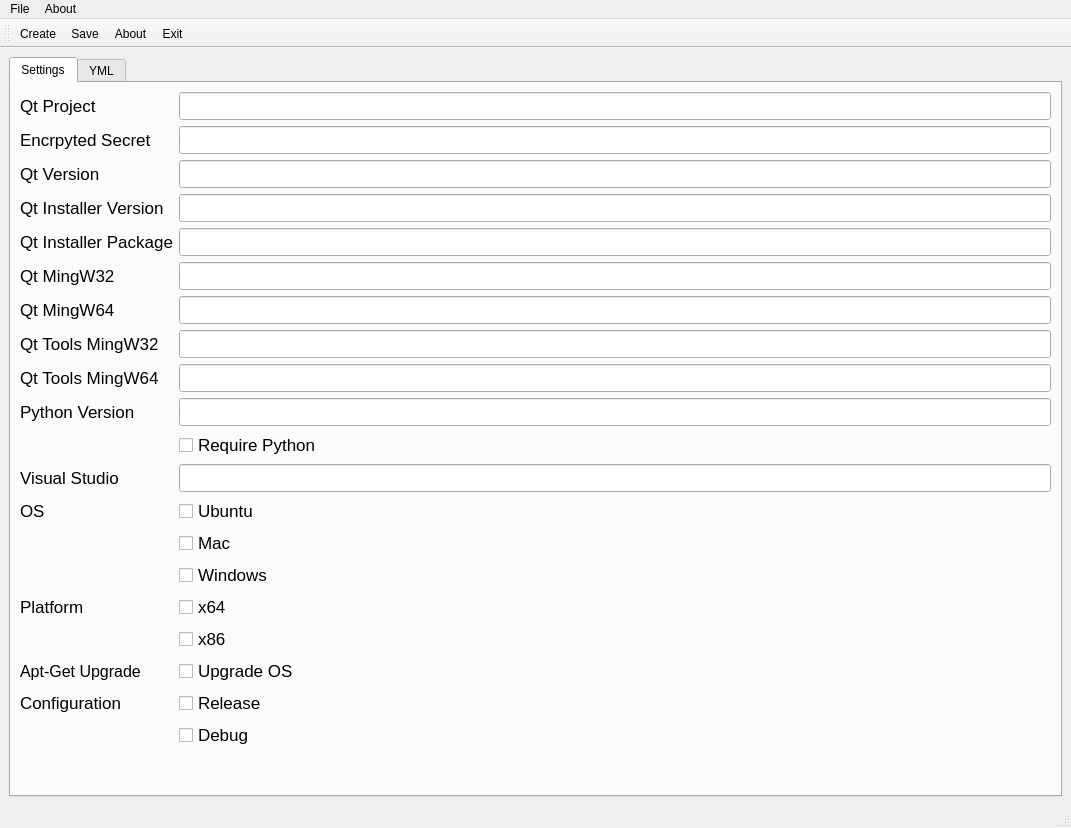
This is mainwindow.ui in Light-Wizzard/QtAppVeyor as Qt 5 draws it before an edit. The edited form follows.
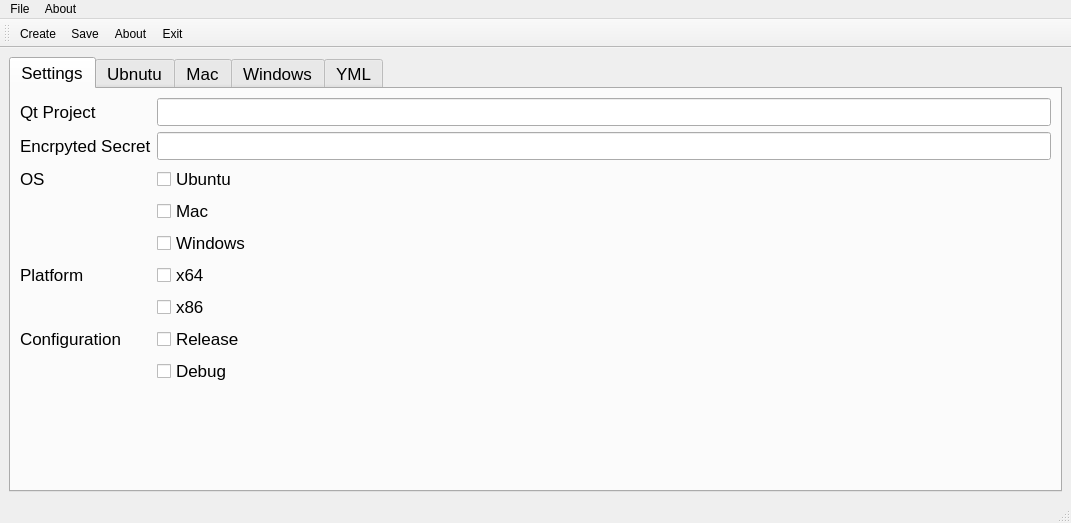
This is the edited form. Icons and pictures are not drawn.

```diff
--- a/mainwindow.ui
+++ b/mainwindow.ui
@@ -7,7 +7,7 @@
     <x>0</x>
     <y>0</y>
     <width>1071</width>
-    <height>828</height>
+    <height>523</height>
    </rect>
   </property>
   <property name="windowTitle">
@@ -17,6 +17,11 @@
    <layout class="QVBoxLayout" name="verticalLayout">
     <item>
      <widget class="QTabWidget" name="tabWidget">
+      <property name="font">
+       <font>
+        <pointsize>13</pointsize>
+       </font>
+      </property>
       <property name="currentIndex">
        <number>0</number>
       </property>
@@ -48,20 +53,20 @@
             </property>
            </widget>
           </item>
-          <item row="4" column="0">
-           <widget class="QLabel" name="labelSettingsQtInstallerPackage">
+          <item row="1" column="0">
+           <widget class="QLabel" name="labelSettingsSecret">
             <property name="font">
              <font>
               <pointsize>13</pointsize>
              </font>
             </property>
             <property name="text">
-             <string>Qt Installer Package</string>
+             <string>Encrpyted Secret</string>
             </property>
            </widget>
           </item>
-          <item row="4" column="1">
-           <widget class="QLineEdit" name="lineEditSettingsQtInstallerPackage">
+          <item row="1" column="1">
+           <widget class="QLineEdit" name="lineEditSettingsSecret">
             <property name="font">
              <font>
               <pointsize>13</pointsize>
@@ -69,7 +74,7 @@
             </property>
            </widget>
           </item>
-          <item row="12" column="0">
+          <item row="2" column="0">
            <widget class="QLabel" name="labelSettingsOS">
             <property name="font">
              <font>
@@ -81,7 +86,7 @@
             </property>
            </widget>
           </item>
-          <item row="12" column="1">
+          <item row="2" column="1">
            <widget class="QCheckBox" name="checkBoxSettingsUbuntu">
             <property name="font">
              <font>
@@ -93,7 +98,7 @@
             </property>
            </widget>
           </item>
-          <item row="13" column="1">
+          <item row="3" column="1">
            <widget class="QCheckBox" name="checkBoxSettingsMac">
             <property name="font">
              <font>
@@ -105,7 +110,7 @@
             </property>
            </widget>
           </item>
-          <item row="14" column="1">
+          <item row="4" column="1">
            <widget class="QCheckBox" name="checkBoxSettingsWindows">
             <property name="font">
              <font>
@@ -117,202 +122,7 @@
             </property>
            </widget>
           </item>
-          <item row="2" column="0">
-           <widget class="QLabel" name="labelSettingsQtVersion">
-            <property name="font">
-             <font>
-              <pointsize>13</pointsize>
-             </font>
-            </property>
-            <property name="text">
-             <string>Qt Version</string>
-            </property>
-           </widget>
-          </item>
-          <item row="2" column="1">
-           <widget class="QLineEdit" name="lineEditSettingsQtVersion">
-            <property name="font">
-             <font>
-              <pointsize>13</pointsize>
-             </font>
-            </property>
-           </widget>
-          </item>
-          <item row="5" column="1">
-           <widget class="QLineEdit" name="lineEditSettingsMingW32">
-            <property name="font">
-             <font>
-              <pointsize>13</pointsize>
-             </font>
-            </property>
-           </widget>
-          </item>
           <item row="5" column="0">
-           <widget class="QLabel" name="labelSettingsMingW32">
-            <property name="font">
-             <font>
-              <pointsize>13</pointsize>
-             </font>
-            </property>
-            <property name="text">
-             <string>Qt MingW32</string>
-            </property>
-           </widget>
-          </item>
-          <item row="3" column="0">
-           <widget class="QLabel" name="labelSettingsQtInstallerVersion">
-            <property name="font">
-             <font>
-              <pointsize>13</pointsize>
-             </font>
-            </property>
-            <property name="text">
-             <string>Qt Installer Version</string>
-            </property>
-           </widget>
-          </item>
-          <item row="3" column="1">
-           <widget class="QLineEdit" name="lineEditSettingsQtInstallerVersion">
-            <property name="font">
-             <font>
-              <pointsize>13</pointsize>
-             </font>
-            </property>
-           </widget>
-          </item>
-          <item row="6" column="0">
-           <widget class="QLabel" name="labelSettingsMingW64">
-            <property name="font">
-             <font>
-              <pointsize>13</pointsize>
-             </font>
-            </property>
-            <property name="text">
-             <string>Qt MingW64</string>
-            </property>
-           </widget>
-          </item>
-          <item row="6" column="1">
-           <widget class="QLineEdit" name="lineEditSettingsMingW64">
-            <property name="font">
-             <font>
-              <pointsize>13</pointsize>
-             </font>
-            </property>
-           </widget>
-          </item>
-          <item row="7" column="0">
-           <widget class="QLabel" name="labelSettingsQtToolsMingW32">
-            <property name="font">
-             <font>
-              <pointsize>13</pointsize>
-             </font>
-            </property>
-            <property name="text">
-             <string>Qt Tools MingW32</string>
-            </property>
-           </widget>
-          </item>
-          <item row="7" column="1">
-           <widget class="QLineEdit" name="lineEditSettingsQtToolsMingW32">
-            <property name="font">
-             <font>
-              <pointsize>13</pointsize>
-             </font>
-            </property>
-           </widget>
-          </item>
-          <item row="8" column="0">
-           <widget class="QLabel" name="labelSettingsQtToolsMingW64">
-            <property name="font">
-             <font>
-              <pointsize>13</pointsize>
-             </font>
-            </property>
-            <property name="text">
-             <string>Qt Tools MingW64</string>
-            </property>
-           </widget>
-          </item>
-          <item row="8" column="1">
-           <widget class="QLineEdit" name="lineEditSettingsQtToolsMingW64">
-            <property name="font">
-             <font>
-              <pointsize>13</pointsize>
-             </font>
-            </property>
-           </widget>
-          </item>
-          <item row="9" column="0">
-           <widget class="QLabel" name="labelSettingsPythonVersion">
-            <property name="font">
-             <font>
-              <pointsize>13</pointsize>
-             </font>
-            </property>
-            <property name="text">
-             <string>Python Version</string>
-            </property>
-           </widget>
-          </item>
-          <item row="9" column="1">
-           <widget class="QLineEdit" name="lineEditSettingsPythonVersion">
-            <property name="font">
-             <font>
-              <pointsize>13</pointsize>
-             </font>
-            </property>
-           </widget>
-          </item>
-          <item row="17" column="0">
-           <widget class="QLabel" name="labelSettingsUpgradeUbuntu">
-            <property name="font">
-             <font>
-              <pointsize>12</pointsize>
-             </font>
-            </property>
-            <property name="text">
-             <string>Apt-Get Upgrade</string>
-            </property>
-           </widget>
-          </item>
-          <item row="17" column="1">
-           <widget class="QCheckBox" name="checkBoxSettingsUpgrade">
-            <property name="font">
-             <font>
-              <pointsize>13</pointsize>
-             </font>
-            </property>
-            <property name="text">
-             <string>Upgrade OS</string>
-            </property>
-           </widget>
-          </item>
-          <item row="19" column="1">
-           <widget class="QCheckBox" name="checkBoxSettingsConfigurationDebug">
-            <property name="font">
-             <font>
-              <pointsize>13</pointsize>
-             </font>
-            </property>
-            <property name="text">
-             <string>Debug</string>
-            </property>
-           </widget>
-          </item>
-          <item row="18" column="1">
-           <widget class="QCheckBox" name="checkBoxSettingsConfigurationRelease">
-            <property name="font">
-             <font>
-              <pointsize>13</pointsize>
-             </font>
-            </property>
-            <property name="text">
-             <string>Release</string>
-            </property>
-           </widget>
-          </item>
-          <item row="15" column="0">
            <widget class="QLabel" name="labelSettingsPlatform">
             <property name="font">
              <font>
@@ -324,19 +134,7 @@
             </property>
            </widget>
           </item>
-          <item row="16" column="1">
-           <widget class="QCheckBox" name="checkBoxSettingsPlatformX86">
-            <property name="font">
-             <font>
-              <pointsize>13</pointsize>
-             </font>
-            </property>
-            <property name="text">
-             <string>x86</string>
-            </property>
-           </widget>
-          </item>
-          <item row="15" column="1">
+          <item row="5" column="1">
            <widget class="QCheckBox" name="checkBoxSettingsPlatformX64">
             <property name="font">
              <font>
@@ -348,61 +146,19 @@
             </property>
            </widget>
           </item>
-          <item row="11" column="0">
-           <widget class="QLabel" name="labelSettingsVisualStudio">
+          <item row="6" column="1">
+           <widget class="QCheckBox" name="checkBoxSettingsPlatformX86">
             <property name="font">
              <font>
               <pointsize>13</pointsize>
              </font>
             </property>
             <property name="text">
-             <string>Visual Studio</string>
+             <string>x86</string>
             </property>
            </widget>
           </item>
-          <item row="11" column="1">
-           <widget class="QLineEdit" name="lineEditSettingsVisualStudio">
-            <property name="font">
-             <font>
-              <pointsize>13</pointsize>
-             </font>
-            </property>
-           </widget>
-          </item>
-          <item row="1" column="0">
-           <widget class="QLabel" name="labelSettingsSecret">
-            <property name="font">
-             <font>
-              <pointsize>13</pointsize>
-             </font>
-            </property>
-            <property name="text">
-             <string>Encrpyted Secret</string>
-            </property>
-           </widget>
-          </item>
-          <item row="1" column="1">
-           <widget class="QLineEdit" name="lineEditSettingsSecret">
-            <property name="font">
-             <font>
-              <pointsize>13</pointsize>
-             </font>
-            </property>
-           </widget>
-          </item>
-          <item row="10" column="1">
-           <widget class="QCheckBox" name="checkBoxSettingsPython">
-            <property name="font">
-             <font>
-              <pointsize>13</pointsize>
-             </font>
-            </property>
-            <property name="text">
-             <string>Require Python</string>
-            </property>
-           </widget>
-          </item>
-          <item row="18" column="0">
+          <item row="7" column="0">
            <widget class="QLabel" name="labelSettingsConfiguration">
             <property name="font">
              <font>
@@ -411,6 +167,303 @@
             </property>
             <property name="text">
              <string>Configuration</string>
+            </property>
+           </widget>
+          </item>
+          <item row="7" column="1">
+           <widget class="QCheckBox" name="checkBoxSettingsConfigurationRelease">
+            <property name="font">
+             <font>
+              <pointsize>13</pointsize>
+             </font>
+            </property>
+            <property name="text">
+             <string>Release</string>
+            </property>
+           </widget>
+          </item>
+          <item row="8" column="1">
+           <widget class="QCheckBox" name="checkBoxSettingsConfigurationDebug">
+            <property name="font">
+             <font>
+              <pointsize>13</pointsize>
+             </font>
+            </property>
+            <property name="text">
+             <string>Debug</string>
+            </property>
+           </widget>
+          </item>
+         </layout>
+        </item>
+       </layout>
+      </widget>
+      <widget class="QWidget" name="tabUbuntu">
+       <attribute name="title">
+        <string>Ubnutu</string>
+       </attribute>
+       <layout class="QVBoxLayout" name="verticalLayout_4">
+        <item>
+         <layout class="QFormLayout" name="formLayout_2">
+          <item row="0" column="0">
+           <widget class="QLabel" name="labelSettingsQtVersionUbuntu">
+            <property name="text">
+             <string>Qt Version</string>
+            </property>
+           </widget>
+          </item>
+          <item row="0" column="1">
+           <widget class="QLineEdit" name="lineEditSettingsQtVersionUbuntu"/>
+          </item>
+          <item row="1" column="0">
+           <widget class="QLabel" name="labelSettingsQtInstallerVersionUbuntu">
+            <property name="text">
+             <string>Qt Installer Version</string>
+            </property>
+           </widget>
+          </item>
+          <item row="1" column="1">
+           <widget class="QLineEdit" name="lineEditSettingsQtInstallerVersionUbuntu"/>
+          </item>
+          <item row="2" column="0">
+           <widget class="QLabel" name="labelSettingsQtInstallerPackageUbuntu">
+            <property name="text">
+             <string>Qt Installer Package</string>
+            </property>
+           </widget>
+          </item>
+          <item row="2" column="1">
+           <widget class="QLineEdit" name="lineEditSettingsQtInstallerPackageUbuntu"/>
+          </item>
+          <item row="3" column="0">
+           <widget class="QLabel" name="labelSettingsPythonVersionUbuntu">
+            <property name="text">
+             <string>Python Version</string>
+            </property>
+           </widget>
+          </item>
+          <item row="3" column="1">
+           <widget class="QLineEdit" name="lineEditSettingsPythonVersionUbuntu"/>
+          </item>
+          <item row="4" column="0">
+           <widget class="QLabel" name="label">
+            <property name="text">
+             <string>TextLabel</string>
+            </property>
+           </widget>
+          </item>
+          <item row="4" column="1">
+           <widget class="QCheckBox" name="checkBoxSettingsPythonUbuntu">
+            <property name="text">
+             <string>Python Required</string>
+            </property>
+           </widget>
+          </item>
+          <item row="5" column="0">
+           <widget class="QLabel" name="labelSettingsUpgradeUbuntu">
+            <property name="text">
+             <string>OS Upgrade</string>
+            </property>
+           </widget>
+          </item>
+          <item row="5" column="1">
+           <widget class="QCheckBox" name="checkBoxSettingsUpgradeUbuntu">
+            <property name="text">
+             <string>Ubuntu Upgrade</string>
+            </property>
+           </widget>
+          </item>
+         </layout>
+        </item>
+       </layout>
+      </widget>
+      <widget class="QWidget" name="tabMac">
+       <attribute name="title">
+        <string>Mac</string>
+       </attribute>
+       <layout class="QVBoxLayout" name="verticalLayout_5">
+        <item>
+         <layout class="QFormLayout" name="formLayout_3">
+          <item row="0" column="0">
+           <widget class="QLabel" name="labelSettingsQtVersionMac">
+            <property name="text">
+             <string>Qt Version</string>
+            </property>
+           </widget>
+          </item>
+          <item row="0" column="1">
+           <widget class="QLineEdit" name="lineEditSettingsQtVersionMac"/>
+          </item>
+          <item row="1" column="0">
+           <widget class="QLabel" name="labelSettingsQtInstallerVersionMac">
+            <property name="text">
+             <string>Qt Installer Version</string>
+            </property>
+           </widget>
+          </item>
+          <item row="1" column="1">
+           <widget class="QLineEdit" name="lineEditSettingsQtInstallerVersionMac"/>
+          </item>
+          <item row="2" column="0">
+           <widget class="QLabel" name="labelSettingsQtInstallerPackageMac">
+            <property name="text">
+             <string>Qt Installer Package</string>
+            </property>
+           </widget>
+          </item>
+          <item row="2" column="1">
+           <widget class="QLineEdit" name="lineEditSettingsQtInstallerPackageMac"/>
+          </item>
+          <item row="3" column="0">
+           <widget class="QLabel" name="labelSettingsPythonVersionMac">
+            <property name="text">
+             <string>Python Version</string>
+            </property>
+           </widget>
+          </item>
+          <item row="3" column="1">
+           <widget class="QLineEdit" name="lineEditSettingsPythonVersionMac"/>
+          </item>
+          <item row="4" column="0">
+           <widget class="QLabel" name="label_2">
+            <property name="text">
+             <string>TextLabel</string>
+            </property>
+           </widget>
+          </item>
+          <item row="4" column="1">
+           <widget class="QCheckBox" name="checkBoxSettingsPythonMac">
+            <property name="text">
+             <string>Python Required</string>
+            </property>
+           </widget>
+          </item>
+          <item row="5" column="0">
+           <widget class="QLabel" name="labelSettingsUpgradeMac">
+            <property name="text">
+             <string>OS Upgrade</string>
+            </property>
+           </widget>
+          </item>
+          <item row="5" column="1">
+           <widget class="QCheckBox" name="checkBoxSettingsUpgradeMac">
+            <property name="text">
+             <string>Mac Upgrade</string>
+            </property>
+           </widget>
+          </item>
+         </layout>
+        </item>
+       </layout>
+      </widget>
+      <widget class="QWidget" name="tabWindows">
+       <attribute name="title">
+        <string>Windows</string>
+       </attribute>
+       <layout class="QVBoxLayout" name="verticalLayout_6">
+        <item>
+         <layout class="QFormLayout" name="formLayout_4">
+          <item row="0" column="0">
+           <widget class="QLabel" name="labelSettingsQtVersionWindows">
+            <property name="text">
+             <string>Qt Version</string>
+            </property>
+           </widget>
+          </item>
+          <item row="0" column="1">
+           <widget class="QLineEdit" name="lineEditSettingsQtVersionWindows"/>
+          </item>
+          <item row="1" column="0">
+           <widget class="QLabel" name="labelSettingsQtInstallerVersionWindows">
+            <property name="text">
+             <string>Qt Installer Version</string>
+            </property>
+           </widget>
+          </item>
+          <item row="1" column="1">
+           <widget class="QLineEdit" name="lineEditSettingsQtInstallerVersionWindows"/>
+          </item>
+          <item row="2" column="0">
+           <widget class="QLabel" name="labelSettingsQtInstallerPackageWindows">
+            <property name="text">
+             <string>Qt Installer Package</string>
+            </property>
+           </widget>
+          </item>
+          <item row="2" column="1">
+           <widget class="QLineEdit" name="lineEditSettingsQtInstallerPackageWindows"/>
+          </item>
+          <item row="3" column="0">
+           <widget class="QLabel" name="labelSettingsMingW32Windows">
+            <property name="text">
+             <string>Qt MingW32</string>
+            </property>
+           </widget>
+          </item>
+          <item row="3" column="1">
+           <widget class="QLineEdit" name="lineEditSettingsMingW32Windows"/>
+          </item>
+          <item row="4" column="0">
+           <widget class="QLabel" name="labelSettingsMingW64Windows">
+            <property name="text">
+             <string>Qt MingW64</string>
+            </property>
+           </widget>
+          </item>
+          <item row="4" column="1">
+           <widget class="QLineEdit" name="lineEditSettingsMingW64Windows"/>
+          </item>
+          <item row="5" column="0">
+           <widget class="QLabel" name="labelSettingsQtToolsMingW32Wndows">
+            <property name="text">
+             <string>Qt Tools MingW32</string>
+            </property>
+           </widget>
+          </item>
+          <item row="5" column="1">
+           <widget class="QLineEdit" name="lineEditSettingsQtToolsMingW32Windows"/>
+          </item>
+          <item row="6" column="0">
+           <widget class="QLabel" name="labelSettingsQtToolsMingW64Windows">
+            <property name="text">
+             <string>Qt Tools MingW64</string>
+            </property>
+           </widget>
+          </item>
+          <item row="6" column="1">
+           <widget class="QLineEdit" name="lineEditSettingsQtToolsMingW64Windows"/>
+          </item>
+          <item row="7" column="0">
+           <widget class="QLabel" name="labelSettingsPythonVersionWindows">
+            <property name="text">
+             <string>Python Version</string>
+            </property>
+           </widget>
+          </item>
+          <item row="7" column="1">
+           <widget class="QLineEdit" name="lineEditSettingsPythonVersionWindows"/>
+          </item>
+          <item row="8" column="1">
+           <widget class="QCheckBox" name="checkBoxSettingsPythonWindows">
+            <property name="text">
+             <string>Python Required</string>
+            </property>
+           </widget>
+          </item>
+          <item row="9" column="0">
+           <widget class="QLabel" name="labelSettingsVisualStudioWindows">
+            <property name="text">
+             <string>Visual Studio Version</string>
+            </property>
+           </widget>
+          </item>
+          <item row="9" column="1">
+           <widget class="QLineEdit" name="lineEditSettingsVisualStudioWindows"/>
+          </item>
+          <item row="8" column="0">
+           <widget class="QLabel" name="label_17">
+            <property name="text">
+             <string/>
             </property>
            </widget>
           </item>
```
